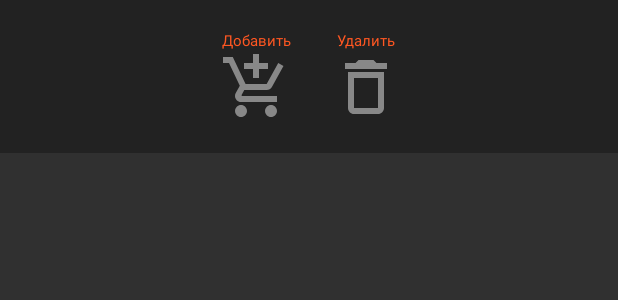
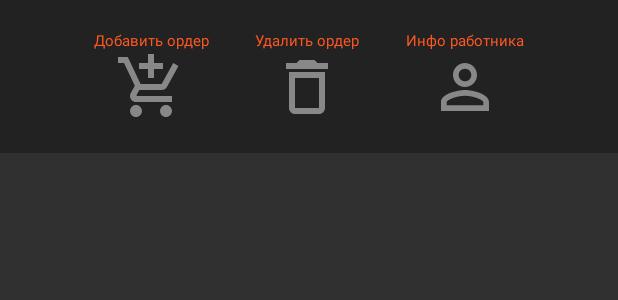
Before and after one commit to VadimSquorpikkor/MagazAssistant5, an Android app: the layout dialog_order_bla.xml on its own in the app's theme, with its tools: preview values and no code run, on a phone screen of 412 x 824 dp. Shown: the top 300 px of the screen. Run offline under Robolectric (Android 15) with nearby library versions, the phone set to English and light mode, and no system bars.

Commit message:
1.26 - 16/04/21 1. Исправлена ошибка объединения локации в unitedLocation, когда в локации нет ни одного работника 2. Начал деллать employeeDialog

```diff
--- a/app/src/main/java/com/squorpikkor/magazassistant5/ui/main/adapter/UniteEmployees.java
+++ b/app/src/main/java/com/squorpikkor/magazassistant5/ui/main/adapter/UniteEmployees.java
@@ -16,6 +16,7 @@ class UniteEmployees {
          list.add(employee.getId());
          days+=employee.getDays(workingDays);
       }
+      if (employees.size()==0)return null;
       return new EmployeeUnion(list, name, employees.get(0).getLocationId(), days);
    }
 }
--- a/app/src/main/java/com/squorpikkor/magazassistant5/ui/main/dialog/OrderControlDialog.java
+++ b/app/src/main/java/com/squorpikkor/magazassistant5/ui/main/dialog/OrderControlDialog.java
@@ -28,8 +28,14 @@ public class OrderControlDialog extends BaseDialog{
 
       view.findViewById(R.id.add_order).setOnClickListener(v->addOrder());
       view.findViewById(R.id.delete_order).setOnClickListener(v->deleteOrder());
+      view.findViewById(R.id.open_employee).setOnClickListener(v->openInfo());
 
       return dialog;
+   }
+
+   private void openInfo() {
+      new EmployeeDialog(employee).show(manager, null);
+      dismiss();
    }
 
    private void deleteOrder() {
--- a/app/src/main/java/com/squorpikkor/magazassistant5/ui/main/fragment/EmployeesFragment.java
+++ b/app/src/main/java/com/squorpikkor/magazassistant5/ui/main/fragment/EmployeesFragment.java
@@ -6,6 +6,7 @@ import android.view.View;
 import android.view.ViewGroup;
 
 import androidx.fragment.app.Fragment;
+import androidx.lifecycle.Observer;
 import androidx.lifecycle.ViewModelProvider;
 import androidx.recyclerview.widget.LinearLayoutManager;
 import androidx.recyclerview.widget.RecyclerView;
@@ -33,7 +34,8 @@ public class EmployeesFragment extends Fragment{
       recyclerView.setLayoutManager(new LinearLayoutManager(requireActivity()));
       recyclerView.setAdapter(adapter);
       mViewModel.getEmployees().observe(getViewLifecycleOwner(), adapter::setList);
-//      mViewModel.getWorkingDays().observe(getViewLifecycleOwner(), adapter::setWorkingDaysCount);
+      mViewModel.getWorkingDays().observe(getViewLifecycleOwner(), list ->
+              adapter.setList(mViewModel.getEmployees().getValue()));
 
       return view;
    }
--- /dev/null
+++ b/app/src/main/res/drawable/ic_baseline_person_outline_24.xml
@@ -0,0 +1,9 @@
+<vector xmlns:android="http://schemas.android.com/apk/res/android"
+    android:width="24dp"
+    android:height="24dp"
+    android:viewportWidth="24"
+    android:viewportHeight="24">
+  <path
+      android:fillColor="@drawable/sliding_tab_color"
+      android:pathData="M12,5.9c1.16,0 2.1,0.94 2.1,2.1s-0.94,2.1 -2.1,2.1S9.9,9.16 9.9,8s0.94,-2.1 2.1,-2.1m0,9c2.97,0 6.1,1.46 6.1,2.1v1.1L5.9,18.1L5.9,17c0,-0.64 3.13,-2.1 6.1,-2.1M12,4C9.79,4 8,5.79 8,8s1.79,4 4,4 4,-1.79 4,-4 -1.79,-4 -4,-4zM12,13c-2.67,0 -8,1.34 -8,4v3h16v-3c0,-2.66 -5.33,-4 -8,-4z"/>
+</vector>
--- a/app/src/main/res/layout/dialog_order_bla.xml
+++ b/app/src/main/res/layout/dialog_order_bla.xml
@@ -13,7 +13,7 @@
         <TextView
             style="@style/text_small_orange"
             android:layout_width="wrap_content"
-            android:text="Добавить" />
+            android:text="Добавить ордер" />
         <ImageView
             android:id="@+id/add_order"
             android:layout_width="48dp"
@@ -32,7 +32,7 @@
         <TextView
             style="@style/text_small_orange"
             android:layout_width="wrap_content"
-            android:text="Удалить" />
+            android:text="Удалить ордер" />
 
         <ImageView
             android:id="@+id/delete_order"
@@ -44,5 +44,25 @@
 
     </LinearLayout>
 
+    <LinearLayout
+        style="@style/vertical"
+        android:layout_margin="10dp"
+        android:layout_width="wrap_content">
+
+        <TextView
+            style="@style/text_small_orange"
+            android:layout_width="wrap_content"
+            android:text="Инфо работника" />
+
+        <ImageView
+            android:id="@+id/open_employee"
+            android:layout_width="48dp"
+            android:layout_height="48dp"
+            android:layout_gravity="center"
+            android:src="@drawable/ic_baseline_person_outline_24" />
+
+
+    </LinearLayout>
+
 
 </LinearLayout>
```
Also changed, not shown: app/src/main/java/com/squorpikkor/magazassistant5/ui/main/adapter/OrderLocationAdapter.java (+5 -2 lines), app/src/main/java/com/squorpikkor/magazassistant5/ui/main/dialog/EmployeeDialog.java (added, +81 -0 lines), app/src/main/res/layout/employee_order.xml (added, +94 -0 lines), app/src/main/res/values/styles.xml (+15 -0 lines), 1 other file.
